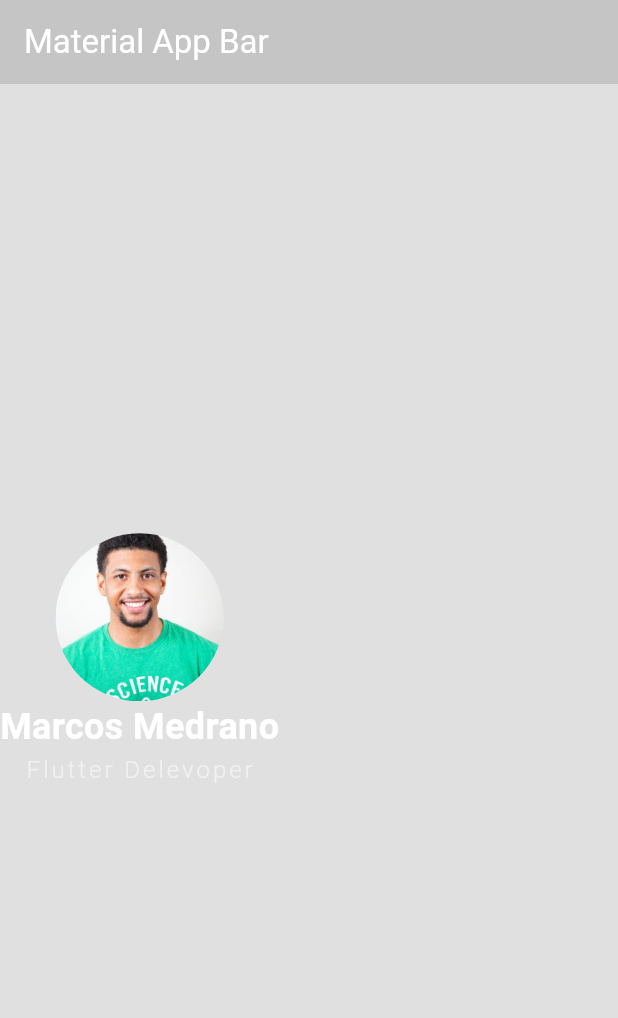
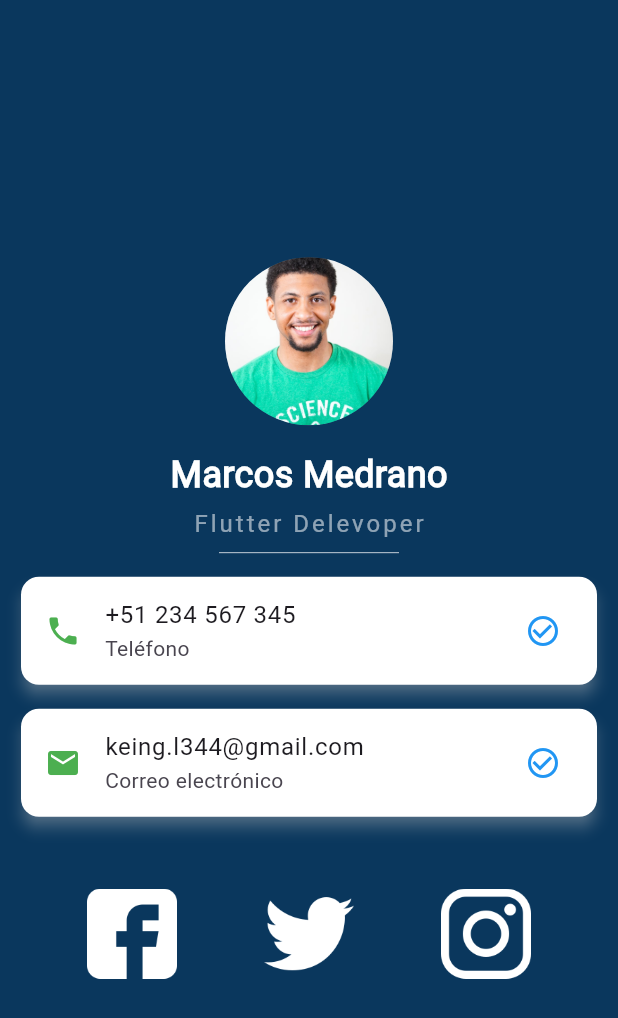
Before and after one commit to KeingCasabona/Tecsup-semana4-my_card, a Flutter app: the screen it shows after launch, on a phone screen of 412 x 824 dp. Shown: the top 1018 px of the screen. Run offline on Flutter 3.47's test engine with Material 3 defaults, Android fonts, the phone set to English and light mode, and no system bars.

Commit message:
feat: Add font, card, listTile, icons

```diff
--- a/lib/main.dart
+++ b/lib/main.dart
@@ -8,14 +8,10 @@ class MyApp extends StatelessWidget {
   @override
   Widget build(BuildContext context) {
     return MaterialApp(
+      debugShowCheckedModeBanner: false,
       title: 'Material App',
       home: Scaffold(
-        backgroundColor: Colors.black12,
-        appBar: AppBar(
-          backgroundColor: Colors.black12,
-          title: const Text('Material App Bar',
-              style: TextStyle(color: Colors.white)),
-        ),
+        backgroundColor: Color.fromARGB(255, 10, 55, 93),
         body: Column(
           mainAxisAlignment: MainAxisAlignment.center,
           //crossAxisAlignment: CrossAxisAlignment.center,
@@ -25,14 +21,17 @@ class MyApp extends StatelessWidget {
               backgroundColor: Colors.white24,
               backgroundImage: AssetImage('assets/images/person.jpeg'),
             ),
+            SizedBox(height: 16),
             Text(
               'Marcos Medrano',
               style: TextStyle(
                 color: Colors.white,
                 fontSize: 24,
                 fontWeight: FontWeight.w700,
+                fontFamily: "Roboto",
               ),
             ),
+            SizedBox(height: 4),
             Text(
               'Flutter Delevoper',
               style: TextStyle(
@@ -40,7 +39,60 @@ class MyApp extends StatelessWidget {
                 fontSize: 16,
                 letterSpacing: 2,
                 fontWeight: FontWeight.w300,
+                fontFamily: "Roboto",
               ),
+            ),
+            SizedBox(
+              width: 120,
+              child: Divider(
+                color: Colors.white,
+                thickness: 0.5,
+              ),
+            ),
+            Card(
+              elevation: 4,
+              color: Colors.white,
+              shadowColor: const Color.fromARGB(145, 255, 255, 255),
+              margin: EdgeInsets.symmetric(horizontal: 14, vertical: 8),
+              child: ListTile(
+                leading: Icon(Icons.phone, color: Colors.green),
+                title: Text("+51 234 567 345"),
+                subtitle: Text("Teléfono"),
+                trailing: Icon(Icons.check_circle_outline, color: Colors.blue),
+              ),
+            ),
+            Card(
+              elevation: 4,
+              color: Colors.white,
+              shadowColor: const Color.fromARGB(145, 255, 255, 255),
+              margin: EdgeInsets.symmetric(horizontal: 14, vertical: 8),
+              child: ListTile(
+                leading: Icon(Icons.email, color: Colors.green),
+                title: Text("keing.l344@gmail.com"),
+                subtitle: Text("Correo electrónico"),
+                trailing: Icon(Icons.check_circle_outline, color: Colors.blue),
+              ),
+            ),
+            SizedBox(height: 40),
+            Row(
+              mainAxisAlignment: MainAxisAlignment.spaceEvenly,
+              children: [
+                Image.asset(
+                  'assets/icons/facebook2.png',
+                  height: 60,
+                  color: Colors.white,
+                ),
+                Image.asset(
+                  'assets/icons/gorjeo.png',
+                  height: 60,
+                  color: Colors.white,
+                ),
+                Image.asset(
+                  'assets/icons/instagram.png',
+                  height: 60,
+                  color: Colors.white,
+                ),
+              ],
             )
           ],
         ),
```
Also changed, not shown: pubspec.yaml (+6 -4 lines), assets/fonts/Roboto/Roboto-Regular.ttf (added), assets/icons/facebook2.png (added), assets/icons/gorjeo.png (added), assets/icons/instagram.png (added).
